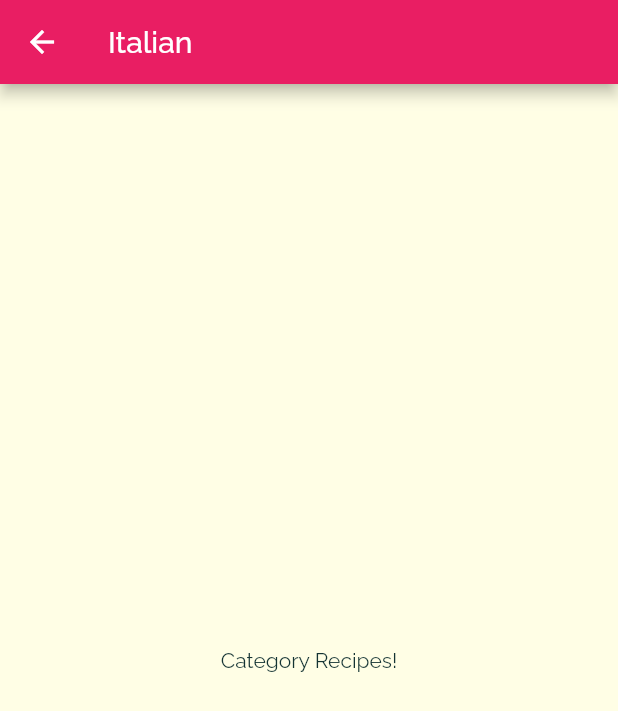
After one commit to gm1357/dev_meals, a Flutter app: the screen it shows after launch, after a tap on "Italian", on a phone screen of 412 x 824 dp. The commit adds this screen. Shown: the top 711 px of the screen. Run offline on Flutter 3.47's test engine with Material 2 defaults, Android fonts, the phone set to English and light mode, and no system bars.

Commit message:
Implementado nova pagina e navegação

```diff
--- a/lib/categories_screen.dart
+++ b/lib/categories_screen.dart
@@ -13,7 +13,11 @@ class CategoriesScreen extends StatelessWidget {
       body: GridView(
         padding: const EdgeInsets.all(25),
         children: DUMMY_CATEGORIES
-            .map((category) => CategoryItem(category.title, category.color))
+            .map((category) => CategoryItem(
+                  category.id,
+                  category.title,
+                  category.color,
+                ))
             .toList(),
         gridDelegate: SliverGridDelegateWithMaxCrossAxisExtent(
           maxCrossAxisExtent: 200,
--- a/lib/category_item.dart
+++ b/lib/category_item.dart
@@ -1,14 +1,30 @@
+import 'package:dev_meals/category_meals_screen.dart';
 import 'package:flutter/material.dart';
 
 class CategoryItem extends StatelessWidget {
+  final String id;
   final String title;
   final Color color;
 
-  const CategoryItem(this.title, this.color);
+  const CategoryItem(this.id, this.title, this.color);
+
+  void selectCategory(BuildContext ctx) {
+    Navigator.of(ctx).push(
+      MaterialPageRoute(
+        builder: (_) {
+          return CategoryMealsScreen(id, title);
+        },
+      ),
+    );
+  }
 
   @override
   Widget build(BuildContext context) {
-    return Container(
+    return InkWell(
+      onTap: () => selectCategory(context),
+      splashColor: Theme.of(context).primaryColor,
+      borderRadius: BorderRadius.circular(15),
+      child: Container(
         padding: const EdgeInsets.all(15),
         child: Text(
           title,
@@ -25,6 +41,7 @@ class CategoryItem extends StatelessWidget {
           ),
           borderRadius: BorderRadius.circular(15),
         ),
+      ),
     );
   }
 }
--- /dev/null
+++ b/lib/category_meals_screen.dart
@@ -0,0 +1,20 @@
+import 'package:flutter/material.dart';
+
+class CategoryMealsScreen extends StatelessWidget {
+  final String categoryId;
+  final String categoryTitle;
+
+  const CategoryMealsScreen(this.categoryId, this.categoryTitle);
+
+  @override
+  Widget build(BuildContext context) {
+    return Scaffold(
+      appBar: AppBar(
+        title: Text(categoryTitle),
+      ),
+      body: Center(
+        child: Text('Category Recipes!'),
+      ),
+    );
+  }
+}
```
Lines whose indentation alone changed are shown as unchanged.
